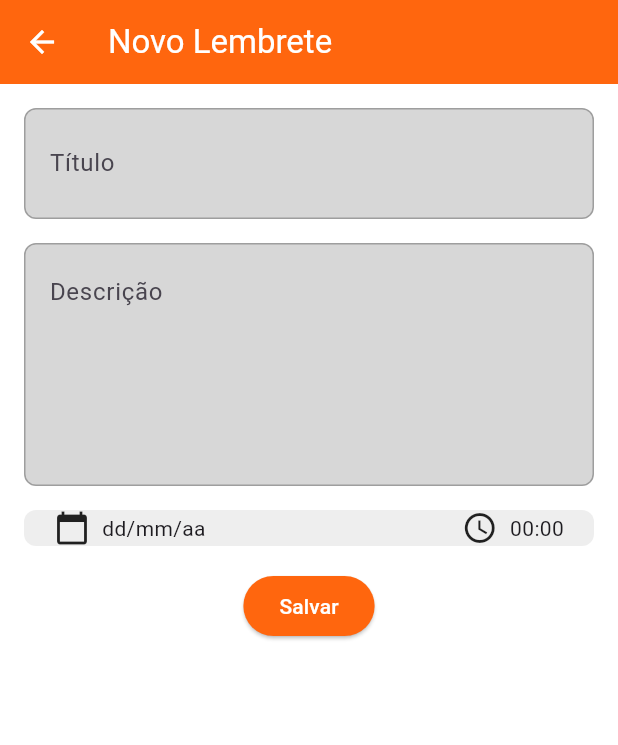
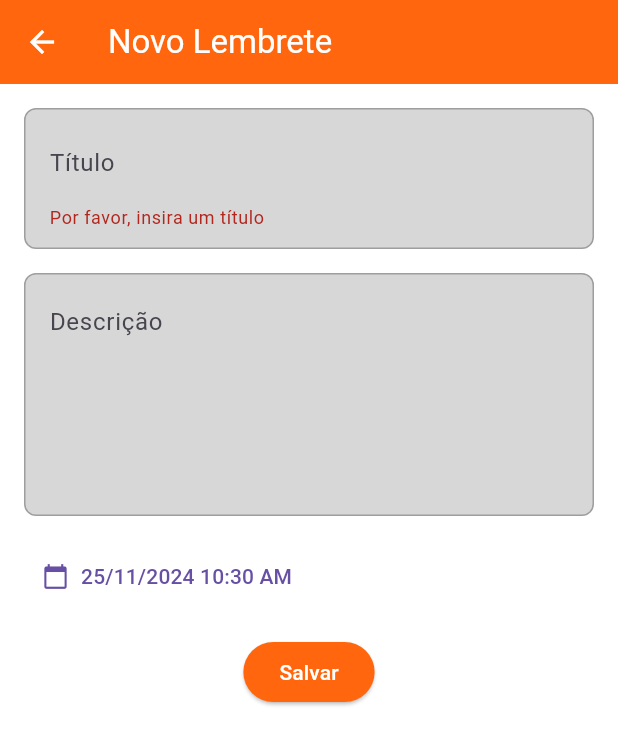
Before and after one commit to piquibr/Flutter_Project_Facul_definitive, a Flutter app: the CreateReminderScreen screen opened directly, after a tap on "Salvar", on a phone screen of 412 x 824 dp. Shown: the top 745 px of the screen. Run offline on Flutter 3.47's test engine with Material 3 defaults, Android fonts, the phone set to English and light mode, and no system bars; our stand-ins replace auto_size_text.

Commit message:
versao com lembrete feito

```diff
--- a/lib/pages/mainPages/createReminder-page.dart
+++ b/lib/pages/mainPages/createReminder-page.dart
@@ -1,10 +1,43 @@
 import 'package:flutter/material.dart';
+import 'dart:convert';
+import 'package:http/http.dart' as http;
+import 'package:intl/intl.dart'; // Biblioteca para formatação de data e hora
+
+class ApiService {
+  static const String baseUrl = 'http://localhost:8080/api';
+
+  // Criar lembrete
+  static Future<Map<String, dynamic>> createReminder({
+    required String userId,
+    required String titulo,
+    required String descricao,
+    required String dataHora,
+  }) async {
+    final url = Uri.parse('$baseUrl/lembretes');
+    final response = await http.post(
+      url,
+      headers: {'Content-Type': 'application/json'},
+      body: json.encode({
+        'userId': userId,
+        'titulo': titulo,
+        'descricao': descricao,
+        'dataHora': dataHora,
+      }),
+    );
+
+    if (response.statusCode == 201) {
+      return json.decode(response.body);
+    } else {
+      throw Exception('Erro ao criar lembrete: ${response.body}');
+    }
+  }
+}
 
 class CreateReminder extends StatelessWidget {
   @override
   Widget build(BuildContext context) {
     return MaterialApp(
-      title: 'Nova Tarefa',
+      title: 'Novo Lembrete',
       home: CreateReminderScreen(),
     );
   }
@@ -19,20 +52,74 @@ class _CreateReminderState extends State<CreateReminderScreen> {
   final _formKey = GlobalKey<FormState>();
   String _titulo = '';
   String _descricao = '';
-  String _categoria = '';
   DateTime _dataLimite = DateTime.now();
   TimeOfDay _horaLimite = TimeOfDay.now();
-  bool _concluida = false;
-  final ValueNotifier<String> _selectedStatus = ValueNotifier<String>('Começar');
+  final String _userId = 'BWOXEy1N5nnn886D8ziv'; // ID do usuário
+
+  Future<void> _saveReminder() async {
+    if (_formKey.currentState?.validate() ?? false) {
+      _formKey.currentState?.save();
+
+      final dataHora = DateTime(
+        _dataLimite.year,
+        _dataLimite.month,
+        _dataLimite.day,
+        _horaLimite.hour,
+        _horaLimite.minute,
+      );
+
+      // Formatar a data e hora conforme esperado pela API: "dd/MM/yyyy HH:mm"
+      final formattedDataHora = DateFormat('dd/MM/yyyy HH:mm').format(dataHora);
+
+      try {
+        final response = await ApiService.createReminder(
+          userId: _userId,
+          titulo: _titulo,
+          descricao: _descricao,
+          dataHora: formattedDataHora,
+        );
+        print('Lembrete salvo com sucesso: ${response['id']}');
+        ScaffoldMessenger.of(context).showSnackBar(
+          SnackBar(content: Text('Lembrete criado com sucesso!')),
+        );
+      } catch (e) {
+        print('Erro ao salvar lembrete: $e');
+        ScaffoldMessenger.of(context).showSnackBar(
+          SnackBar(content: Text('Erro ao criar lembrete!')),
+        );
+      }
+    }
+  }
+
+  Future<void> _selectDateTime() async {
+    final date = await showDatePicker(
+      context: context,
+      initialDate: _dataLimite,
+      firstDate: DateTime.now(),
+      lastDate: DateTime(2100),
+    );
+    if (date != null) {
+      final time = await showTimePicker(
+        context: context,
+        initialTime: _horaLimite,
+      );
+      if (time != null) {
+        setState(() {
+          _dataLimite = date;
+          _horaLimite = time;
+        });
+      }
+    }
+  }
 
   @override
   Widget build(BuildContext context) {
     return Scaffold(
-      backgroundColor: Colors.white, // Cor de fundo do Scaffold
+      backgroundColor: Colors.white,
       appBar: AppBar(
-        title: Text('Novo Lembrete', style: TextStyle(color: Colors.white)), // Título em branco
+        title: Text('Novo Lembrete', style: TextStyle(color: Colors.white)),
         backgroundColor: const Color.fromARGB(255, 255, 102, 14),
-        iconTheme: IconThemeData(color: Colors.white), // Ícone de voltar em branco
+        iconTheme: IconThemeData(color: Colors.white),
       ),
       resizeToAvoidBottomInset: true,
       body: SingleChildScrollView(
@@ -46,13 +133,13 @@ class _CreateReminderState extends State<CreateReminderScreen> {
                 decoration: BoxDecoration(
                   border: Border.all(color: Colors.grey),
                   borderRadius: BorderRadius.circular(8.0),
-                  color: const Color.fromARGB(40, 0, 0, 0), // Fundo cinza claro
+                  color: const Color.fromARGB(40, 0, 0, 0),
                 ),
                 child: Padding(
-                  padding: const EdgeInsets.symmetric(horizontal: 16.0, vertical: 12.0),
+                  padding: const EdgeInsets.symmetric(
+                      horizontal: 16.0, vertical: 12.0),
                   child: TextFormField(
                     decoration: InputDecoration(
-
                       border: InputBorder.none,
                       hintText: 'Título',
                     ),
@@ -73,10 +160,11 @@ class _CreateReminderState extends State<CreateReminderScreen> {
                 decoration: BoxDecoration(
                   border: Border.all(color: Colors.grey),
                   borderRadius: BorderRadius.circular(8.0),
-                  color: const Color.fromARGB(40, 0, 0, 0), // Fundo cinza claro
+                  color: const Color.fromARGB(40, 0, 0, 0),
                 ),
                 child: Padding(
-                  padding: const EdgeInsets.symmetric(horizontal: 16.0, vertical: 12.0),
+                  padding: const EdgeInsets.symmetric(
+                      horizontal: 16.0, vertical: 12.0),
                   child: TextFormField(
                     decoration: InputDecoration(
                       border: InputBorder.none,
@@ -90,14 +178,16 @@ class _CreateReminderState extends State<CreateReminderScreen> {
                 ),
               ),
               SizedBox(height: 16.0),
-              TempoLimiteButton(),
+              TextButton.icon(
+                onPressed: _selectDateTime,
+                icon: Icon(Icons.calendar_today),
+                label: Text(
+                    '${_dataLimite.day}/${_dataLimite.month}/${_dataLimite.year} ${_horaLimite.format(context)}'),
+              ),
               SizedBox(height: 16.0),
               SaveTaskButton(
-                onPressed: () {
-                  // Ação ao pressionar o botão, por exemplo, salvar uma tarefa
-                },
+                onPressed: _saveReminder,
               )
-
             ],
           ),
         ),
@@ -116,47 +206,14 @@ class SaveTaskButton extends StatelessWidget {
     return Center(
       child: ElevatedButton(
         style: ElevatedButton.styleFrom(
-          backgroundColor: const Color.fromARGB(255, 255, 102, 14), // Cor do botão
+          backgroundColor: const Color.fromARGB(255, 255, 102, 14),
         ),
         onPressed: onPressed,
-        child: const Text('Salvar',
-        style: TextStyle(color: Colors.white),
+        child: const Text(
+          'Salvar',
+          style: TextStyle(color: Colors.white),
         ),
       ),
     );
   }
 }
-
-class TempoLimiteButton extends StatelessWidget {
-  const TempoLimiteButton({Key? key}) : super(key: key);
-
-  @override
-  Widget build(BuildContext context) {
-    return Container(
-      padding: const EdgeInsets.symmetric(horizontal: 20.0),
-      decoration: BoxDecoration(
-        color: Colors.grey[200],
-        borderRadius: BorderRadius.circular(8.0),
-      ),
-      child: Row(
-        mainAxisAlignment: MainAxisAlignment.spaceBetween,
-        children: [
-          Row(
-            children: [
-              Icon(Icons.calendar_today),
-              const SizedBox(width: 8.0),
-              Text('dd/mm/aa'),
-            ],
-          ),
-          Row(
-            children: [
-              Icon(Icons.access_time),
-              const SizedBox(width: 8.0),
-              Text('00:00'),
-            ],
-          ),
-        ],
-      ),
-    );
-  }
-}
```
Also changed, not shown: lib/pages/mainPages/inicialMain-page.dart (+193 -87 lines), 1 other file.
